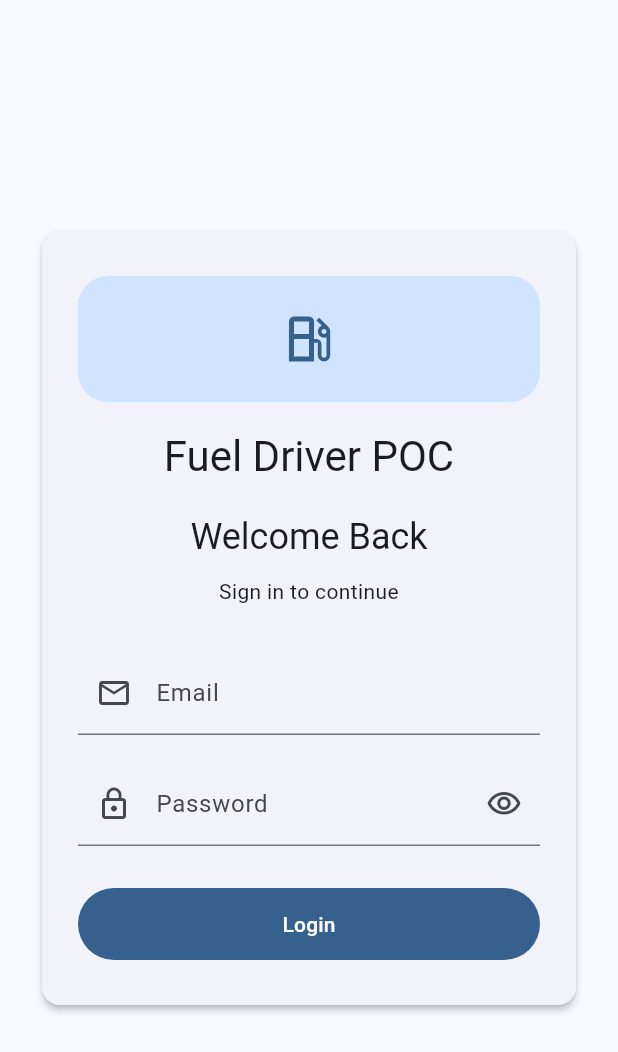
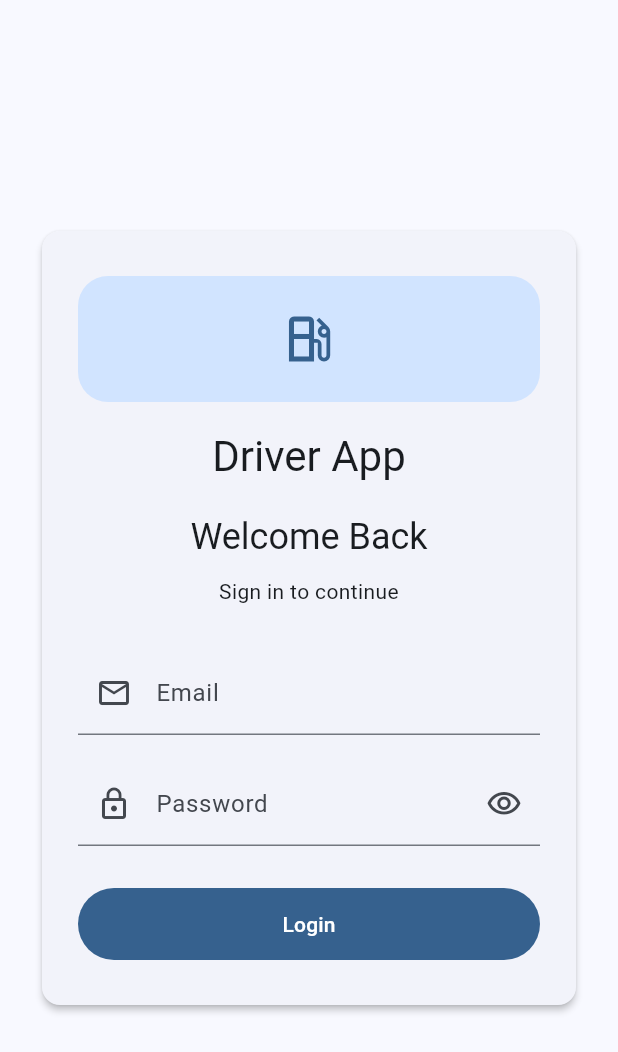
Before and after one commit to moflaherty/fuel-app-ai-poc, a Flutter app: the screen it shows after launch, on a phone screen of 412 x 824 dp. Shown: the top 1052 px of the screen. Run offline on Flutter 3.47's test engine with Material 3 defaults, Android fonts, the phone set to English and light mode, and no system bars.

Commit message:
Change login screen title from 'Fuel Driver POC' to 'Driver App'
Co-authored-by: moflaherty <7761823+moflaherty@users.noreply.github.com>

```diff
--- a/mobile/driver_app/lib/main.dart
+++ b/mobile/driver_app/lib/main.dart
@@ -157,7 +157,7 @@ class _LoginScreenState extends State<LoginScreen> {
                           ),
                         ),
                         Text(
-                          'Fuel Driver POC',
+                          'Driver App',
                           style: Theme.of(context).textTheme.headlineMedium,
                           textAlign: TextAlign.center,
                         ),
```
